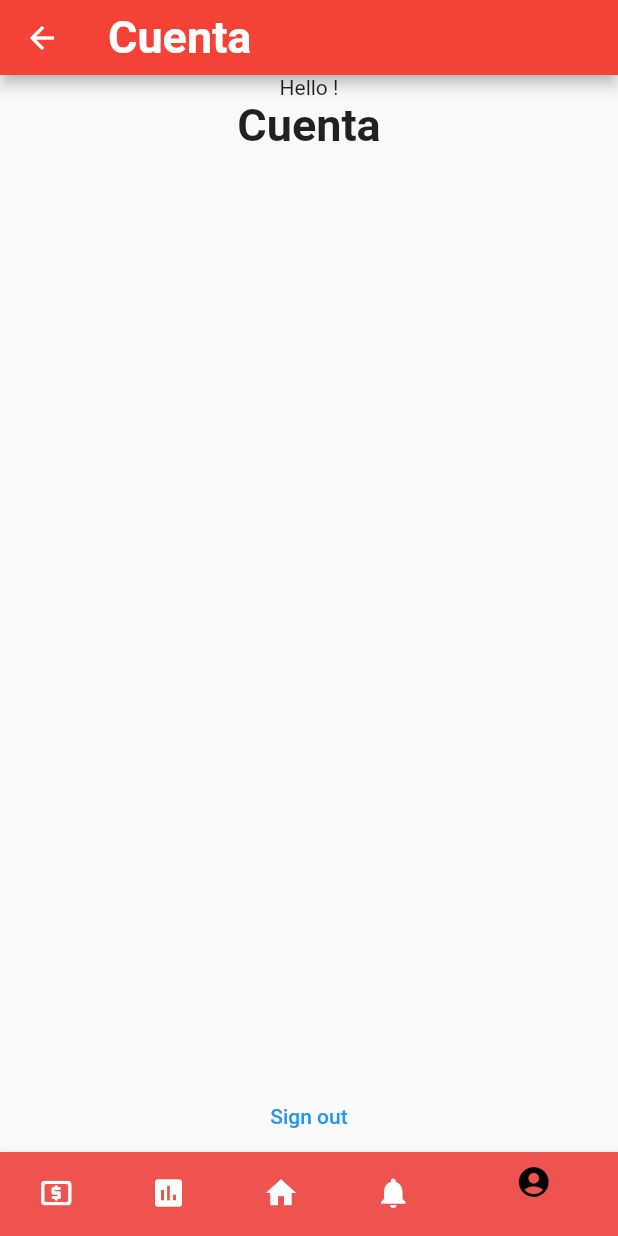
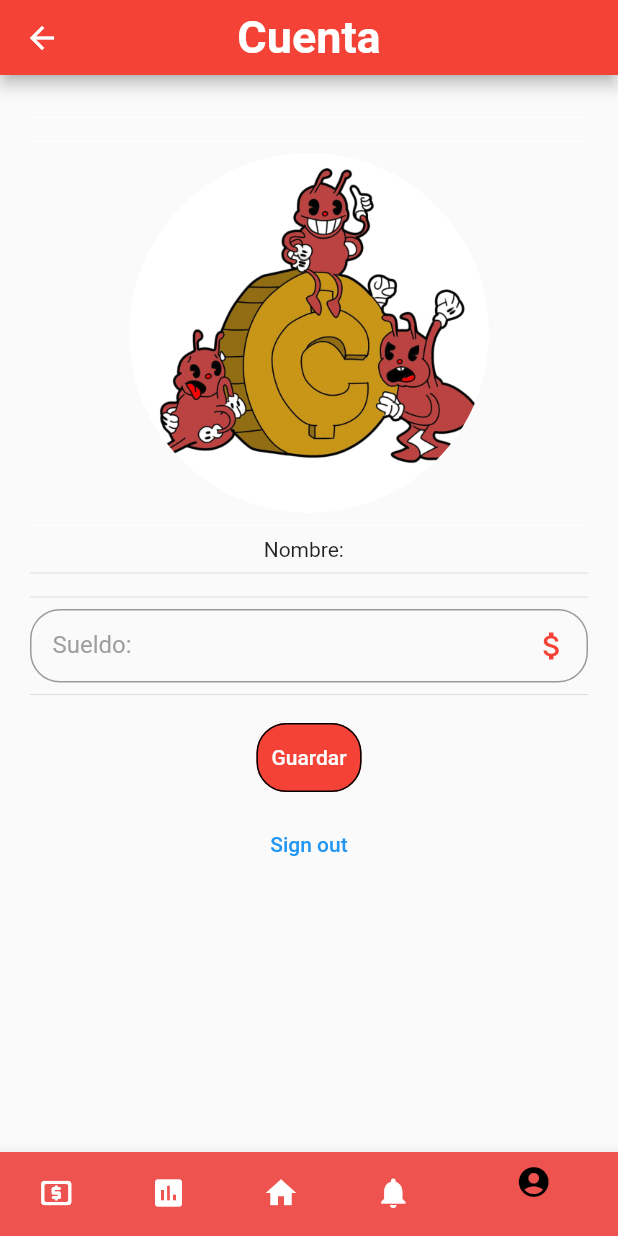
Before and after one commit to FelipeOP/Antpire, a Flutter app: the Home screen opened directly, item 5 of the bottom bar chosen, on a phone screen of 412 x 824 dp. Run offline on Flutter 3.47's test engine with Material 2 defaults, Android fonts, the phone set to English and light mode, and no system bars; our stand-ins replace email_validator, firebase_auth, firebase_core, get, google_fonts, google_sign_in; missing offline and left inert: sign_button; accounts and stored records are empty.

```diff
--- a/lib/main.dart
+++ b/lib/main.dart
@@ -1,5 +1,6 @@
 import 'package:antpire/controller_bindings.dart';
 import 'package:antpire/src/pages/start_page.dart';
+import 'package:antpire/src/pages/restore_page.dart';
 import 'package:antpire/src/routes/antpire_routes.dart';
 import 'package:flutter/material.dart';
 import 'package:firebase_core/firebase_core.dart';
--- a/lib/src/pages/home.dart
+++ b/lib/src/pages/home.dart
@@ -1,4 +1,5 @@
 import 'package:antpire/src/controllers/auth_controller.dart';
+import 'package:antpire/src/pages/user_account.dart';
 import 'package:flutter/material.dart';
 import 'package:get/get_state_manager/src/simple/get_state.dart';
 import 'package:google_fonts/google_fonts.dart';
@@ -13,7 +14,7 @@ class _HomeState extends State<Home> {
   int _selectedIndex = 0;
   static const TextStyle optionStyle =
       TextStyle(fontSize: 30, fontWeight: FontWeight.bold);
-  static const List<Widget> _widgetOptions = <Widget>[
+  static const List<Widget> _titles = <Widget>[
     Text(
       'Gastos',
       style: optionStyle,
@@ -36,6 +37,26 @@ class _HomeState extends State<Home> {
     ),
   ];
 
+  static const List<Widget> _widgetOptions = <Widget>[
+    Text(
+      'Gastos',
+      style: optionStyle,
+    ),
+    Text(
+      'Reportes',
+      style: optionStyle,
+    ),
+    Text(
+      'Inicio',
+      style: optionStyle,
+    ),
+    Text(
+      'Notificaciones',
+      style: optionStyle,
+    ),
+    UserAccount()
+  ];
+
   void _onItemTapped(int index) {
     setState(() {
       _selectedIndex = index;
@@ -47,24 +68,17 @@ class _HomeState extends State<Home> {
     return Scaffold(
       appBar: AppBar(
         toolbarHeight: 50,
-        title: _widgetOptions.elementAt(_selectedIndex),
+        title: _titles.elementAt(_selectedIndex),
         backgroundColor: Colors.red,
+        centerTitle: true,
       ),
       body: Center(
         child: GetBuilder<AuthController>(
           builder: (_authController) {
-            return Column(
-              mainAxisAlignment: MainAxisAlignment.start,
+            return ListView(
+              padding: const EdgeInsets.all(20),
               children: [
-                Text(
-                  'Hello ${_authController.displayName.toString()}!',
-                ),
                 _widgetOptions.elementAt(_selectedIndex),
-                Expanded(flex: 8, child: Container()),
-                TextButton(
-                  child: const Text('Sign out'),
-                  onPressed: () => _authController.signout(),
-                ),
               ],
             );
           },
--- a/lib/src/pages/root.dart
+++ b/lib/src/pages/root.dart
@@ -3,8 +3,8 @@ import 'package:antpire/src/pages/login_page.dart';
 import 'package:flutter/material.dart';
 import 'package:get/get_state_manager/get_state_manager.dart';
 import 'package:antpire/src/controllers/auth_controller.dart';
-import 'package:antpire/src/pages/register_page.dart';
 import 'package:antpire/src/pages/start_page.dart';
+import 'package:antpire/src/pages/restore_page.dart';
 
 class Root extends StatelessWidget {
   const Root({Key? key}) : super(key: key);
--- a/lib/src/pages/start_page.dart
+++ b/lib/src/pages/start_page.dart
@@ -1,6 +1,7 @@
 import 'package:antpire/src/pages/login_page.dart';
 import 'package:antpire/src/pages/register_page.dart';
 import 'package:flutter/material.dart';
+import 'package:get/get.dart';
 
 class StartPage extends StatefulWidget {
   const StartPage({Key? key}) : super(key: key);
@@ -131,9 +132,7 @@ class LoginButton extends StatelessWidget {
         textStyle: const TextStyle(fontSize: 12, color: Colors.black),
       ),
       onPressed: () {
-        final route =
-            MaterialPageRoute(builder: (context) => const LoginPage());
-        Navigator.push(context, route);
+        Get.to(() => const LoginPage());
       },
       child: const Text('Ya tengo una cuenta',
           style: TextStyle(
--- /dev/null
+++ b/lib/src/pages/user_account.dart
@@ -0,0 +1,133 @@
+import 'package:antpire/src/controllers/auth_controller.dart';
+import 'package:antpire/src/pages/start_page.dart';
+import 'package:flutter/material.dart';
+import 'package:get/get.dart';
+
+class UserAccount extends StatefulWidget {
+  const UserAccount({Key? key}) : super(key: key);
+
+  @override
+  _UserAccountState createState() => _UserAccountState();
+}
+
+class _UserAccountState extends State<UserAccount> {
+  final _formKey = GlobalKey<FormState>();
+  final _authController = Get.find<AuthController>();
+
+  static final RegExp _numbersExp = RegExp(r'^[0-9]+$');
+
+  @override
+  Widget build(BuildContext context) {
+    return Form(
+      key: _formKey,
+      child: Column(
+        mainAxisAlignment: MainAxisAlignment.center,
+        children: <Widget>[
+          const Divider(
+            color: Colors.white,
+          ),
+          //_textTitle(),
+          const Divider(
+            color: Colors.white,
+          ),
+          _antpireLogo(),
+          const Divider(
+            color: Colors.white,
+          ),
+          _fullName(),
+          const Divider(),
+          const Divider(),
+          _salary(),
+          const Divider(),
+          _saveButton(),
+          TextButton(
+            child: const Text('Sign out'),
+            onPressed: () => _authController.signout(),
+          ),
+        ],
+      ),
+    );
+  }
+
+/*   Widget _textTitle() {
+    return const Text(
+      'Cuenta',
+      style: TextStyle(
+          fontSize: 45.0,
+          fontFamily: 'JosefinSans',
+          fontWeight: FontWeight.bold),
+    );
+  } */
+
+  Widget _fullName() {
+    return Text(
+      "Nombre:  ${_authController.displayName.toString()}",
+    );
+  }
+
+  Widget _salary() {
+    return TextFormField(
+        autovalidateMode: AutovalidateMode.onUserInteraction,
+        keyboardType: TextInputType.number,
+        textCapitalization: TextCapitalization.sentences,
+        decoration: const InputDecoration(
+          contentPadding: EdgeInsets.all(15),
+          border: OutlineInputBorder(
+              borderRadius: BorderRadius.all(Radius.circular(20.0))),
+          hintText: 'Ingrese la suma de su sueldo',
+          labelStyle: TextStyle(color: Colors.grey),
+          labelText: 'Sueldo: ',
+          suffixIcon: Icon(Icons.attach_money, color: Colors.red),
+          focusColor: Colors.red,
+          fillColor: Colors.grey,
+          hoverColor: Colors.grey,
+          focusedBorder: OutlineInputBorder(
+              borderSide: BorderSide(color: Colors.red, width: 3.0),
+              borderRadius: BorderRadius.all(Radius.circular(20.0))),
+        ),
+        cursorColor: Colors.grey,
+        validator: (String? salary) {
+          if (salary.toString().isEmpty) {
+            return "El campo no puede estar vacío";
+          }
+          if (_numbersExp.hasMatch(salary.toString())) {
+            int finalSalary = int.parse(salary.toString());
+            if (!((finalSalary >= 0))) {
+              return "Ingrese un sueldo válido";
+            }
+          } else {
+            return "Solo debe contener numeros";
+          }
+        });
+  }
+
+  Widget _saveButton() {
+    return Padding(
+      padding: const EdgeInsets.symmetric(horizontal: 5, vertical: 10),
+      child: TextButton(
+        style: ButtonStyle(
+          padding: MaterialStateProperty.all<EdgeInsets>(
+              const EdgeInsets.symmetric(horizontal: 10, vertical: 15)),
+          shape: MaterialStateProperty.all<RoundedRectangleBorder>(
+              RoundedRectangleBorder(
+            borderRadius: BorderRadius.circular(20),
+            side: const BorderSide(width: 1, color: Colors.black),
+          )),
+          backgroundColor: MaterialStateProperty.all<Color>(Colors.red),
+          foregroundColor: MaterialStateProperty.all<Color>(Colors.white),
+          overlayColor: MaterialStateProperty.all<Color>(Colors.red.shade800),
+        ),
+        onPressed: () {},
+        child: const Text('Guardar'),
+      ),
+    );
+  }
+
+  Widget _antpireLogo() {
+    return const CircleAvatar(
+      radius: 120.0,
+      backgroundImage: AssetImage('images/icon.png'),
+      backgroundColor: Colors.white,
+    );
+  }
+}
--- a/lib/src/routes/antpire_routes.dart
+++ b/lib/src/routes/antpire_routes.dart
@@ -1,6 +1,7 @@
 import 'package:antpire/src/pages/login_page.dart';
 import 'package:antpire/src/pages/register_page.dart';
 import 'package:antpire/src/pages/start_page.dart';
+import 'package:antpire/src/pages/user_account.dart';
 // ignore: import_of_legacy_library_into_null_safe
 import 'package:get/route_manager.dart';
 
@@ -15,6 +16,9 @@ class AppRoutes {
     GetPage(
         name: RoutingNameConstants.registerPage,
         page: () => const RegisterPage()),
+    // GetPage(
+    //     name: RoutingNameConstants.completeRegisterPage,
+    //     page: () => const CompleteRegisterPage()),
   ];
 }
 
@@ -22,4 +26,5 @@ class RoutingNameConstants {
   static String startPage = "/start_page";
   static String loginPage = "/login_page";
   static String registerPage = "/register_page";
+  static String completeRegisterPage = "/register_page";
 }
```
Also changed, not shown: lib/src/controllers/auth_controller.dart (+10 -7 lines), lib/src/models/product.dart (+27 -0 lines), lib/src/pages/complete_register.dart (added, +139 -0 lines), lib/src/pages/login_page.dart (+18 -6 lines), lib/src/pages/register_page.dart (+3 -9 lines), lib/src/pages/restore_page.dart (added, +96 -0 lines), 3 other files.
